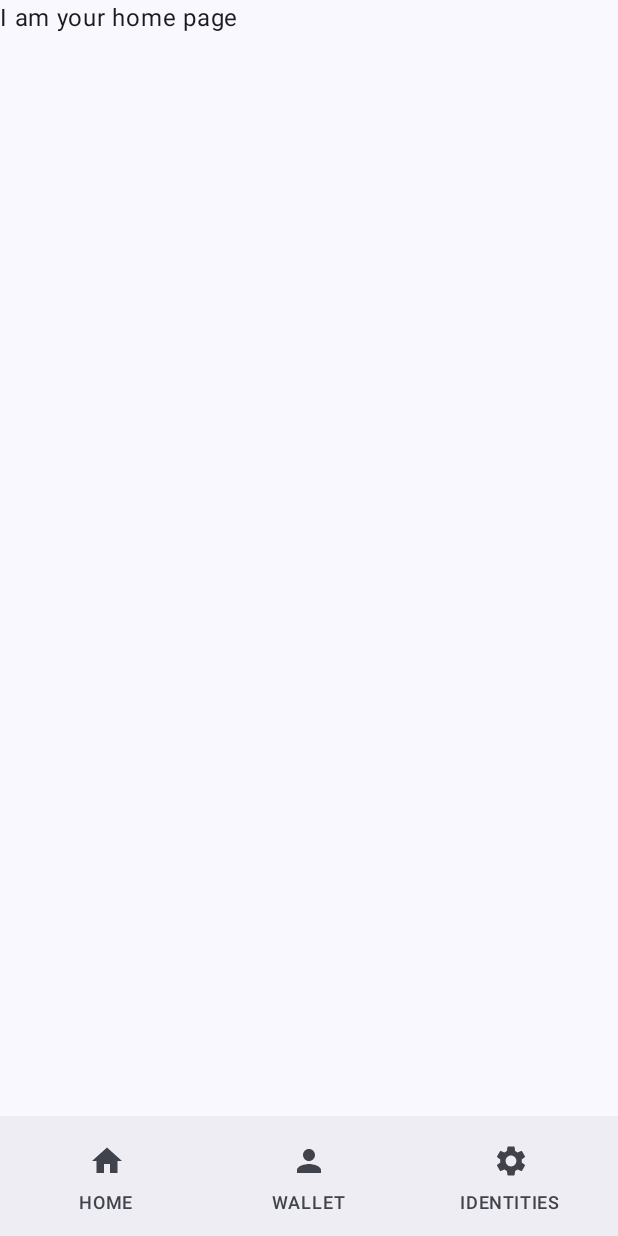
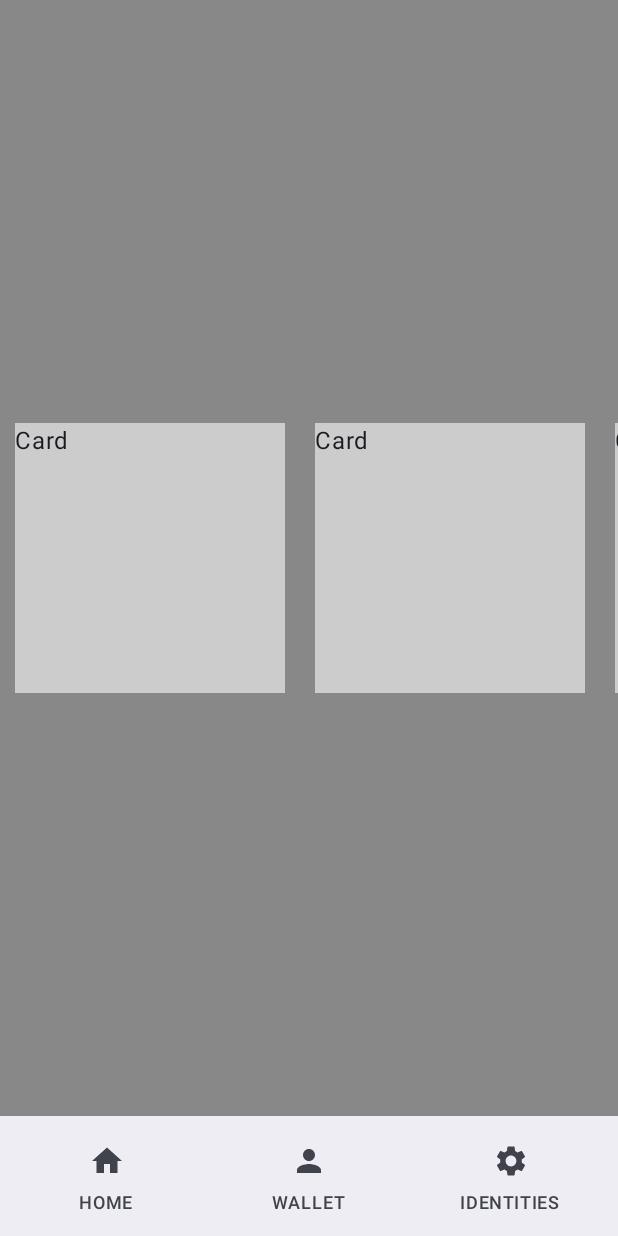
Before and after one commit to Neptyune/nfc-business-card, an Android app built with Jetpack Compose: the main_app_graph screen opened through its navigation route, on a phone screen of 412 x 824 dp. Run offline under Robolectric (Android 15) with nearby library versions, the phone set to English and light mode, and no system bars.

Commit message:
basic homepage with cards

```diff
--- a/app/src/main/java/com/example/personalconnect/screens/main_app/HomeScreen.kt
+++ b/app/src/main/java/com/example/personalconnect/screens/main_app/HomeScreen.kt
@@ -1,7 +1,50 @@
+import androidx.compose.foundation.background
+import androidx.compose.foundation.layout.Box
+import androidx.compose.foundation.layout.fillMaxSize
+import androidx.compose.foundation.layout.height
+import androidx.compose.foundation.layout.padding
+import androidx.compose.foundation.layout.width
+import androidx.compose.foundation.lazy.LazyRow
 import androidx.compose.material3.Text
 import androidx.compose.runtime.Composable
+import androidx.compose.ui.Alignment
+import androidx.compose.ui.Modifier
+import androidx.compose.ui.graphics.Color
+import androidx.compose.ui.unit.dp
 
 @Composable
 fun HomeScreen(){
-    Text(text = "I am your home page")
+
+    // Display cards - horizontal scrollable
+    LazyRow (
+        modifier = Modifier
+            .fillMaxSize()
+            .background(Color.Gray),
+        verticalAlignment = Alignment.CenterVertically
+    ) {
+        //add cards
+        items (3) {i ->
+            Card(
+                content = "Card"
+            )
+
+        }
+    }
 }
+
+@Composable
+fun Card(
+    content: String
+) {
+    Box(
+        modifier = Modifier
+            .height(200.dp)
+            .width(200.dp)
+            .padding(10.dp)
+            .fillMaxSize()
+            .background(Color.LightGray)
+
+    ) {
+        Text(content)
+    }
+}
```
